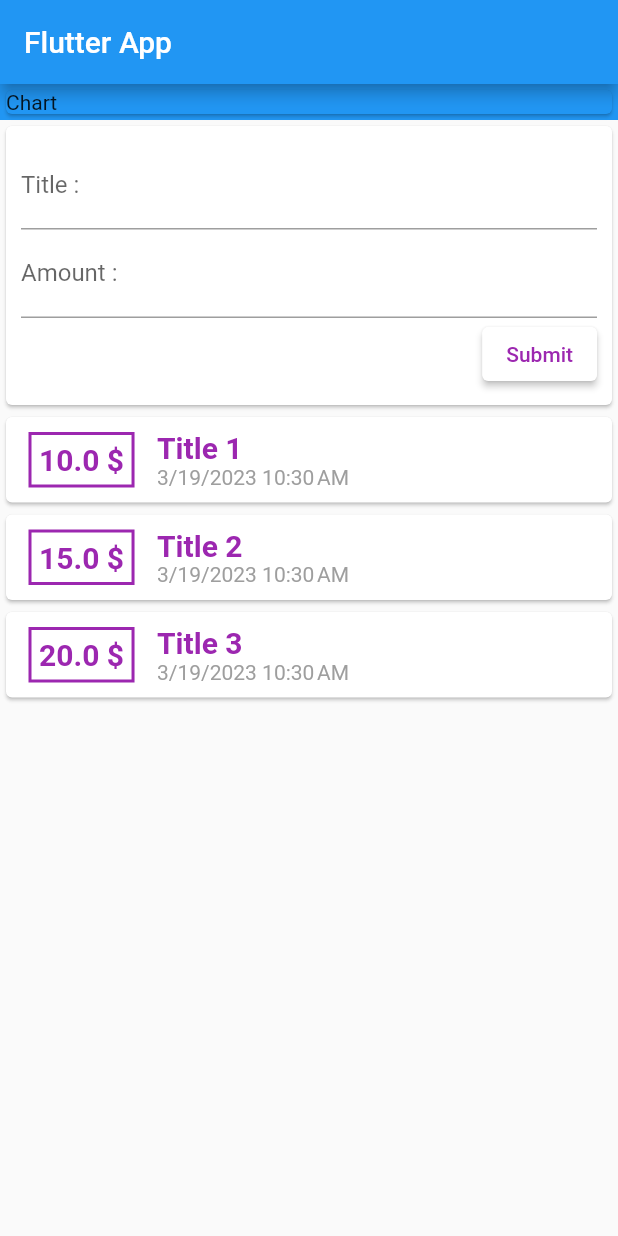
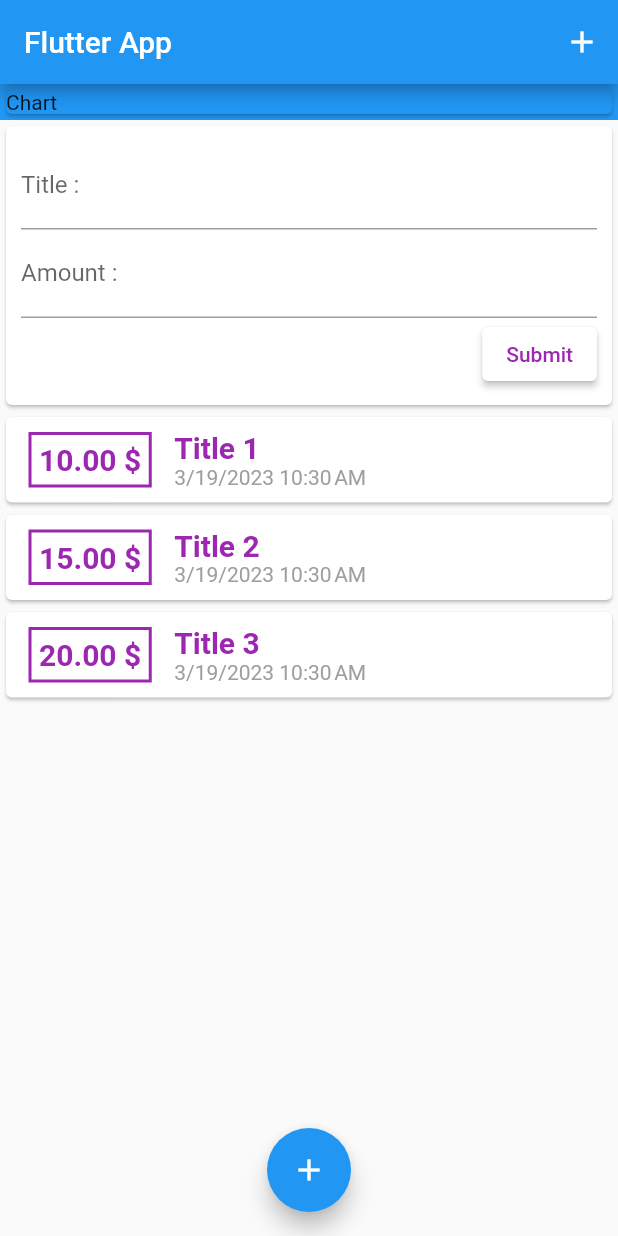
Before and after one commit to Tris-909/Flutter, a Flutter app: the screen it shows after launch, after a tap on "Submit", on a phone screen of 412 x 824 dp. Run offline on Flutter 3.47's test engine with Material 2 defaults, Android fonts, the phone set to English and light mode, and no system bars.

Commit message:
(20) Adding action buttons and floating buttons with Icon

```diff
--- a/expenses_app/lib/main.dart
+++ b/expenses_app/lib/main.dart
@@ -17,9 +17,9 @@ class MyHomePage extends StatelessWidget {
   @override
   Widget build(BuildContext context) {
     return Scaffold(
-        appBar: AppBar(
-          title: Text("Flutter App"),
-        ),
+      appBar: AppBar(title: Text("Flutter App"), actions: <Widget>[
+        IconButton(onPressed: () => {}, icon: Icon(Icons.add))
+      ]),
       body: Column(
         mainAxisAlignment: MainAxisAlignment.start,
         children: [
@@ -33,6 +33,12 @@ class MyHomePage extends StatelessWidget {
           ),
           TransactionWidget()
         ],
-        ));
+      ),
+      floatingActionButton: FloatingActionButton(
+        child: Icon(Icons.add),
+        onPressed: () => {},
+      ),
+      floatingActionButtonLocation: FloatingActionButtonLocation.centerFloat,
+    );
   }
 }
--- a/expenses_app/lib/widgets/form.dart
+++ b/expenses_app/lib/widgets/form.dart
@@ -6,6 +6,17 @@ class TransactionForm extends StatelessWidget {
   Function handler;
 
   TransactionForm({this.handler});
+
+  submitTransaction() {
+    var textValue = textController.text;
+    var amountValue = double.parse(amountController.text);
+
+    if (textValue.isEmpty || amountValue <= 0) {
+      return "";
+    }
+
+    handler(textController.text, double.parse(amountController.text));
+  }
 
   @override
   Widget build(BuildContext context) {
@@ -22,10 +33,10 @@ class TransactionForm extends StatelessWidget {
             TextField(
               decoration: InputDecoration(labelText: "Amount :"),
               controller: amountController,
+              keyboardType: TextInputType.number,
             ),
             ElevatedButton(
-              onPressed: () => handler(
-                  textController.text, double.parse(amountController.text)),
+              onPressed: submitTransaction,
               style: ButtonStyle(
                 backgroundColor: MaterialStateProperty.all<Color>(Colors.white),
               ),
--- a/expenses_app/lib/widgets/list.dart
+++ b/expenses_app/lib/widgets/list.dart
@@ -9,20 +9,22 @@ class TransactionList extends StatelessWidget {
 
   @override
   Widget build(BuildContext context) {
-    return Column(
+    return Container(
+        height: 300,
+        child: ListView(
           children: [
             ...transactions.map(
               (transaction) => Card(
                 child: Row(
                   children: [
                     Container(
-                  margin:
-                      const EdgeInsets.symmetric(vertical: 10, horizontal: 15),
+                      margin: const EdgeInsets.symmetric(
+                          vertical: 10, horizontal: 15),
                       decoration: BoxDecoration(
                           border: Border.all(width: 2, color: Colors.purple)),
                       padding: const EdgeInsets.all(5),
                       child: Text(
-                    "${transaction.amount.toString()} \$",
+                        "${transaction.amount.toStringAsFixed(2)} \$",
                         style: const TextStyle(
                           fontWeight: FontWeight.bold,
                           fontSize: 20,
@@ -51,6 +53,6 @@ class TransactionList extends StatelessWidget {
               ),
             )
           ],
-    );
+        ));
   }
 }
```
Lines whose indentation alone changed are shown as unchanged.
